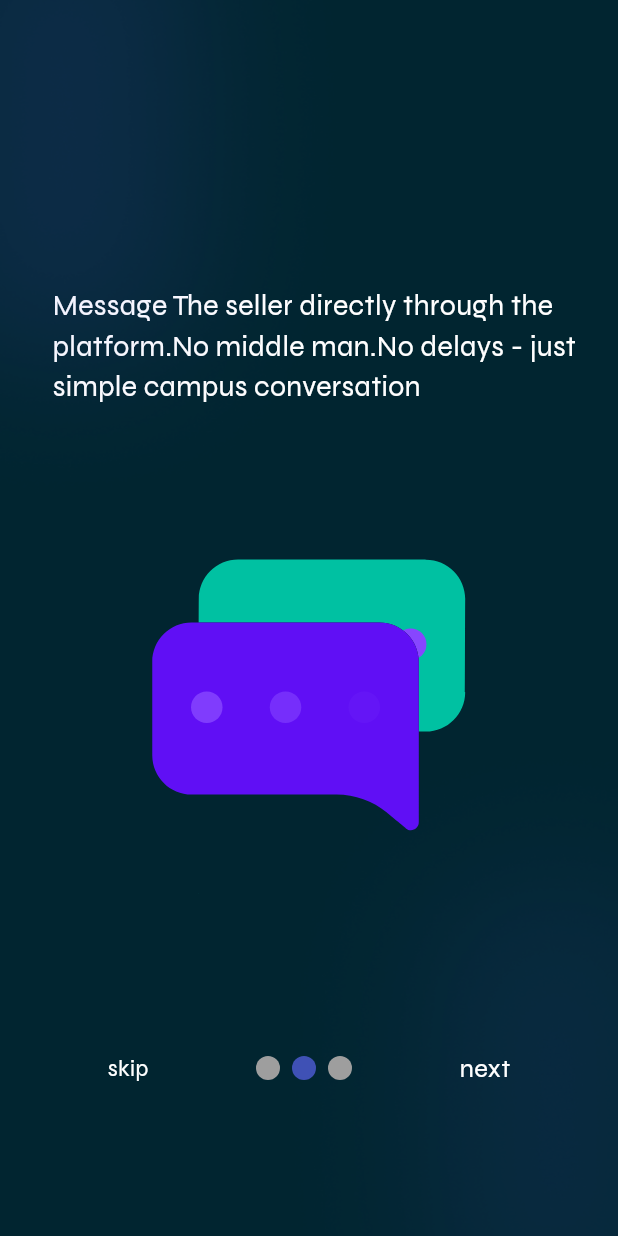
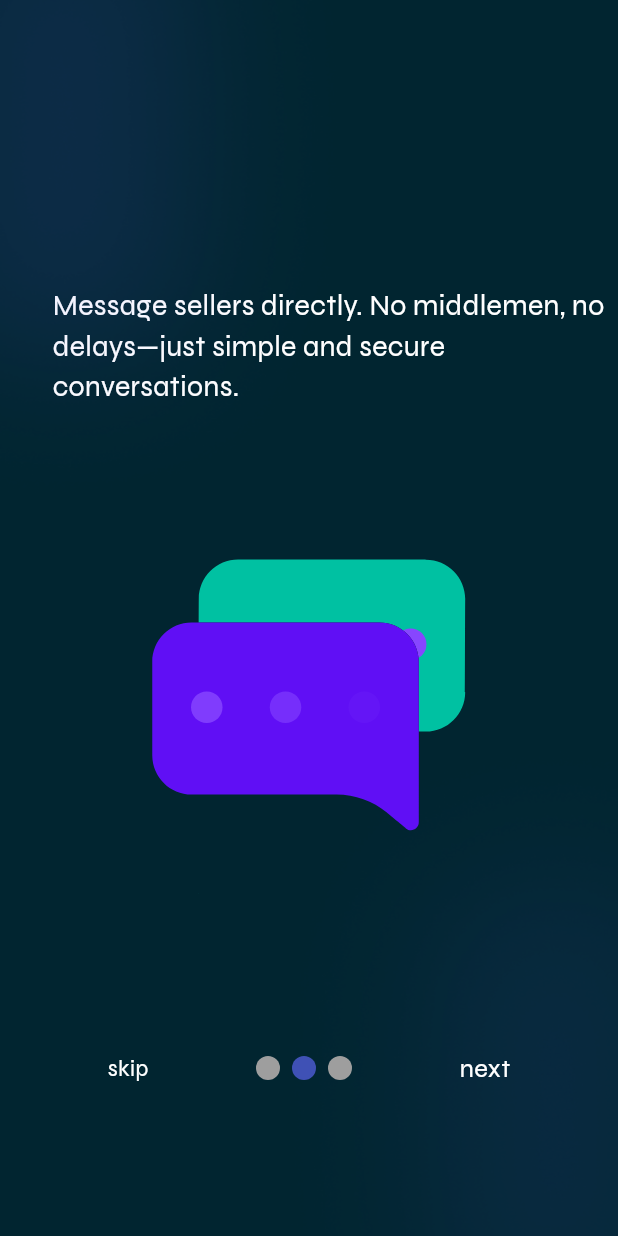
Before and after one commit to Ismailcyp/FoundIt-Flutter, a Flutter app: the screen it shows after launch, swiped to page 2, on a phone screen of 412 x 824 dp. Run offline on Flutter 3.47's test engine with Material 3 defaults, Android fonts, the phone set to English and light mode, and no system bars; drawn by our look-alikes of smooth_page_indicator; our stand-ins replace cloud_firestore, firebase_auth, firebase_core, font_awesome_flutter, image_picker, lottie; accounts and stored records are empty.

Commit message:
Update text for clarity and conciseness

```diff
--- a/lib/intro_screens/intro_page2.dart
+++ b/lib/intro_screens/intro_page2.dart
@@ -26,7 +26,7 @@ class IntroPage2 extends StatelessWidget {
           Container(
             padding: EdgeInsets.only(left: 35),
             child: const Text(
-              "Message The seller directly through the platform.No middle man.No delays - just simple campus conversation ",
+              "Message sellers directly. No middlemen, no delays—just simple and secure conversations. ",
               style: TextStyle(
                 color: Colors.white,
                 fontSize: 19,
```
